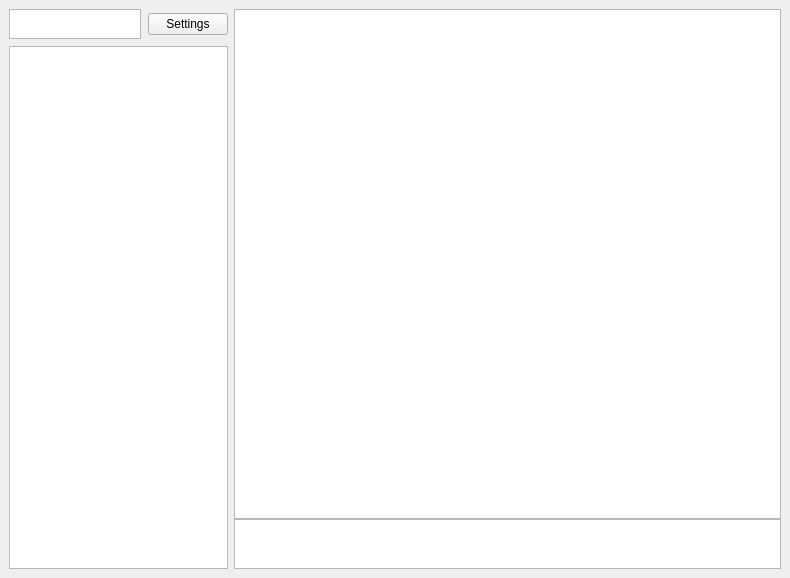
JimmyCuffari/QtFastDDSFrontEnd, file untitled/mainwindow.ui: the form before one commit.
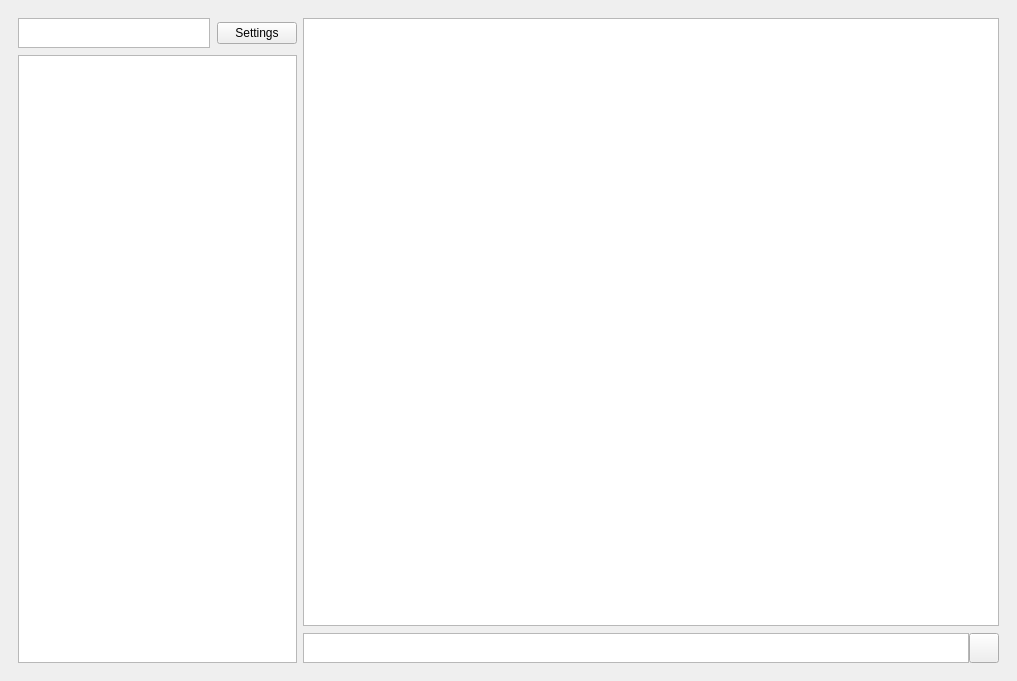
The form after the commit. The open tabs and pages were chosen to show the change. Icons and pictures are not drawn.

```diff
--- a/untitled/mainwindow.ui
+++ b/untitled/mainwindow.ui
@@ -6,14 +6,54 @@
    <rect>
     <x>0</x>
     <y>0</y>
-    <width>790</width>
-    <height>578</height>
+    <width>1017</width>
+    <height>681</height>
    </rect>
   </property>
   <property name="windowTitle">
    <string>MainWindow</string>
   </property>
   <widget class="QWidget" name="centralwidget">
+   <layout class="QHBoxLayout" name="horizontalLayout_2">
+    <item>
+     <widget class="QStackedWidget" name="stackedWidget">
+      <property name="currentIndex">
+       <number>0</number>
+      </property>
+      <widget class="QWidget" name="loginPage">
+       <layout class="QVBoxLayout" name="verticalLayout">
+        <item>
+         <widget class="QLabel" name="label">
+          <property name="maximumSize">
+           <size>
+            <width>16777215</width>
+            <height>30</height>
+           </size>
+          </property>
+          <property name="layoutDirection">
+           <enum>Qt::LayoutDirection::LeftToRight</enum>
+          </property>
+          <property name="text">
+           <string>Log In</string>
+          </property>
+          <property name="alignment">
+           <set>Qt::AlignmentFlag::AlignCenter</set>
+          </property>
+         </widget>
+        </item>
+        <item>
+         <widget class="QTextEdit" name="textEdit">
+          <property name="maximumSize">
+           <size>
+            <width>300</width>
+            <height>30</height>
+           </size>
+          </property>
+         </widget>
+        </item>
+       </layout>
+      </widget>
+      <widget class="QWidget" name="chatPage">
    <layout class="QHBoxLayout" name="horizontalLayout" stretch="2,5">
     <item>
      <layout class="QVBoxLayout" name="verticalLayout_3" stretch="1,10">
@@ -32,7 +72,7 @@
          <number>0</number>
         </property>
         <item>
-         <widget class="QTextEdit" name="textEdit">
+             <widget class="QTextEdit" name="textEditUser">
           <property name="maximumSize">
            <size>
             <width>10000</width>
@@ -56,27 +96,78 @@
      </layout>
     </item>
     <item>
-     <layout class="QVBoxLayout" name="verticalLayout_4">
+         <layout class="QVBoxLayout" name="verticalLayout_4" stretch="20,1">
       <property name="spacing">
-       <number>0</number>
+           <number>7</number>
       </property>
       <property name="leftMargin">
        <number>0</number>
       </property>
       <item>
-       <widget class="QListWidget" name="Chat"/>
+           <widget class="QListWidget" name="Chat">
+            <property name="horizontalScrollBarPolicy">
+             <enum>Qt::ScrollBarPolicy::ScrollBarAlwaysOff</enum>
+            </property>
+            <property name="isWrapping" stdset="0">
+             <bool>false</bool>
+            </property>
+            <property name="uniformItemSizes">
+             <bool>true</bool>
+            </property>
+            <property name="wordWrap">
+             <bool>true</bool>
+            </property>
+           </widget>
       </item>
       <item>
-       <widget class="QTextEdit" name="textEdit_2">
+           <layout class="QHBoxLayout" name="horizontalLayout_5">
+            <property name="spacing">
+             <number>0</number>
+            </property>
+            <item>
+             <widget class="QTextEdit" name="textEditChat">
         <property name="maximumSize">
          <size>
           <width>16777215</width>
-          <height>50</height>
+                <height>30</height>
          </size>
         </property>
        </widget>
       </item>
-     </layout>
+            <item>
+             <widget class="QPushButton" name="pushButton_2">
+              <property name="maximumSize">
+               <size>
+                <width>30</width>
+                <height>30</height>
+               </size>
+              </property>
+              <property name="text">
+               <string/>
+              </property>
+              <property name="icon">
+               <iconset theme="QIcon::ThemeIcon::GoUp"/>
+              </property>
+             </widget>
+            </item>
+           </layout>
+          </item>
+         </layout>
+        </item>
+       </layout>
+      </widget>
+      <widget class="QWidget" name="settingsPage">
+       <layout class="QHBoxLayout" name="horizontalLayout_9">
+        <item>
+         <widget class="QPushButton" name="pushButton_6">
+          <property name="text">
+           <string>PushButton</string>
+          </property>
+         </widget>
+        </item>
+       </layout>
+      </widget>
+     </widget>
     </item>
    </layout>
   </widget>
```
Lines whose indentation alone changed are shown as unchanged.
